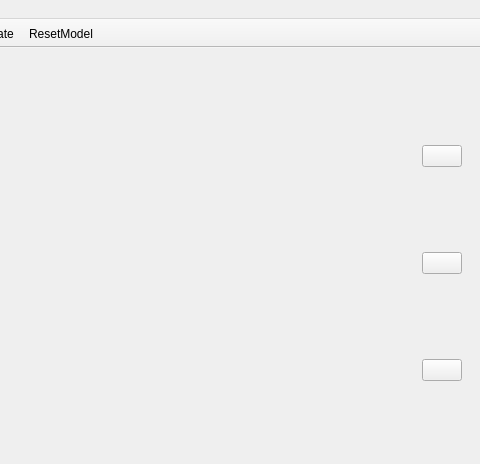
This is src/libdynamind-gui/dmmainwindow.ui in iut-ibk/P8-WSC-GUI as Qt 5 draws it before an edit; both pictures show x 452 to 932 and y 0 to 464 of the 932 by 756 pixel window. The edited form follows.
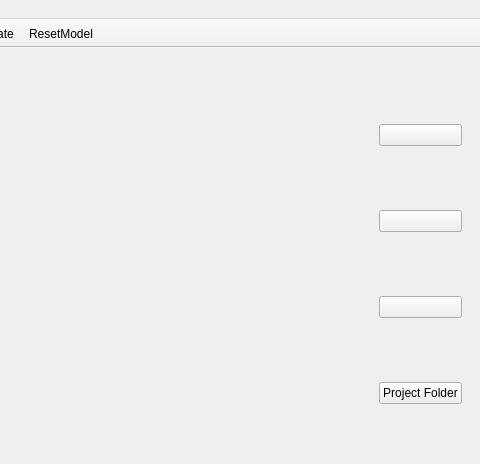
This is the edited form. Icons and pictures are not drawn.

Commit message: result button opens analyser gui

What changed in the file:
```diff
--- a/src/libdynamind-gui/dmmainwindow.ui
+++ b/src/libdynamind-gui/dmmainwindow.ui
@@ -140,6 +140,13 @@
            </property>
           </widget>
          </item>
+         <item>
+          <widget class="QPushButton" name="pb_TempFold">
+           <property name="text">
+            <string>Project Folder</string>
+           </property>
+          </widget>
+         </item>
         </layout>
        </item>
       </layout>
```
The commit also changes 2 other files.
